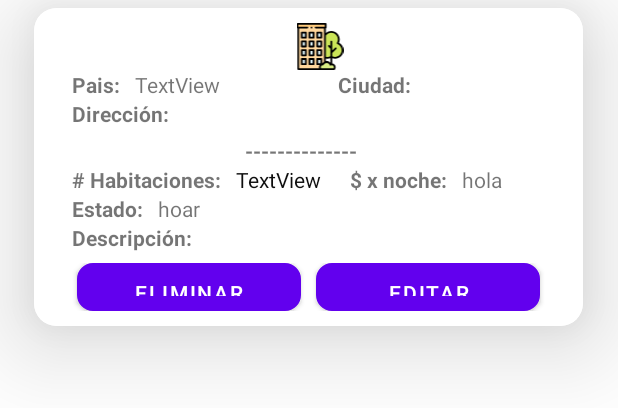
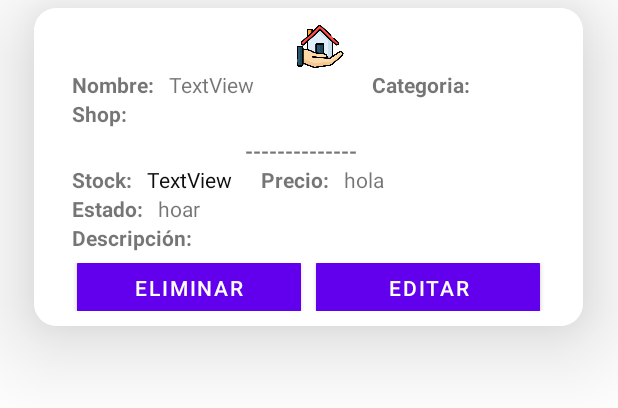
Before and after one commit to Henry781029/shop_homesweethome, an Android app: the layout product_list.xml on its own in the app's theme, with its tools: preview values and no code run, on a phone screen of 412 x 824 dp. Shown: the top 408 px of the screen. Run offline under Robolectric (Android 15) with nearby library versions, the phone set to English and light mode, and no system bars.

Commit message:
se terminan de modificar vistas

```diff
--- a/app/src/main/res/layout/product_list.xml
+++ b/app/src/main/res/layout/product_list.xml
@@ -1,10 +1,12 @@
 <?xml version="1.0" encoding="utf-8"?>
 <androidx.cardview.widget.CardView xmlns:android="http://schemas.android.com/apk/res/android"
     xmlns:app="http://schemas.android.com/apk/res-auto"
+    xmlns:tools="http://schemas.android.com/tools"
     android:layout_width="wrap_content"
     android:layout_height="wrap_content"
     android:layout_gravity="center_horizontal"
     android:layout_margin="5dp"
+    android:background="@drawable/decaracion"
     android:layout_marginLeft="5dp"
     app:cardCornerRadius="15dp"
     app:cardElevation="40dp">
@@ -29,7 +31,7 @@
                 android:layout_height="match_parent"
                 android:layout_gravity="right"
                 android:layout_weight="1"
-                app:srcCompat="@drawable/ic_apartamento" />
+                app:srcCompat="@drawable/casa" />
 
         </LinearLayout>
 
@@ -49,7 +51,7 @@
                     android:layout_width="match_parent"
                     android:layout_height="wrap_content"
                     android:layout_marginRight="10dp"
-                    android:text="Pais:"
+                    android:text="Nombre:"
                     android:textStyle="bold" />
 
                 <TextView
@@ -71,7 +73,7 @@
                     android:layout_width="wrap_content"
                     android:layout_height="wrap_content"
                     android:layout_marginRight="10dp"
-                    android:text="Ciudad:"
+                    android:text="Categoria:"
                     android:textStyle="bold" />
 
                 <TextView
@@ -95,7 +97,7 @@
                 android:layout_height="wrap_content"
                 android:layout_marginRight="10dp"
                 android:layout_marginBottom="5dp"
-                android:text="Dirección:"
+                android:text="Shop:"
                 android:textStyle="bold" />
 
             <TextView
@@ -132,7 +134,7 @@
                     android:layout_width="match_parent"
                     android:layout_height="wrap_content"
                     android:layout_marginRight="10dp"
-                    android:text="# Habitaciones:"
+                    android:text="Stock:"
                     android:textStyle="bold" />
 
                 <TextView
@@ -153,7 +155,7 @@
                     android:layout_width="match_parent"
                     android:layout_height="wrap_content"
                     android:layout_marginRight="10dp"
-                    android:text="$ x noche:"
+                    android:text="Precio:"
                     android:textStyle="bold" />
 
                 <TextView
@@ -229,7 +231,8 @@
                         android:gravity="right"
                         android:text="TextView"
                         android:textAlignment="viewStart"
-                        android:textColor="#070707" />
+                        android:textColor="#070707"
+                        tools:ignore="RtlCompat" />
                 </LinearLayout>
             </ScrollView>
         </LinearLayout>
@@ -243,7 +246,7 @@
             <Button
                 android:id="@+id/btnEliminar"
                 android:layout_width="149dp"
-                android:layout_height="match_parent"
+                android:layout_height="50dp"
                 android:layout_marginRight="10dp"
                 android:background="@drawable/bordes_botones"
                 android:text="Eliminar" />
@@ -251,7 +254,7 @@
             <Button
                 android:id="@+id/btnEditar"
                 android:layout_width="149dp"
-                android:layout_height="wrap_content"
+                android:layout_height="50dp"
                 android:background="@drawable/bordes_botones"
                 android:text="Editar" />
         </LinearLayout>
```
Also changed, not shown: app/src/main/res/layout/activity_ver_productos_guardados.xml (+14 -10 lines), app/src/main/res/layout/product_list_usuario.xml (+6 -6 lines).
